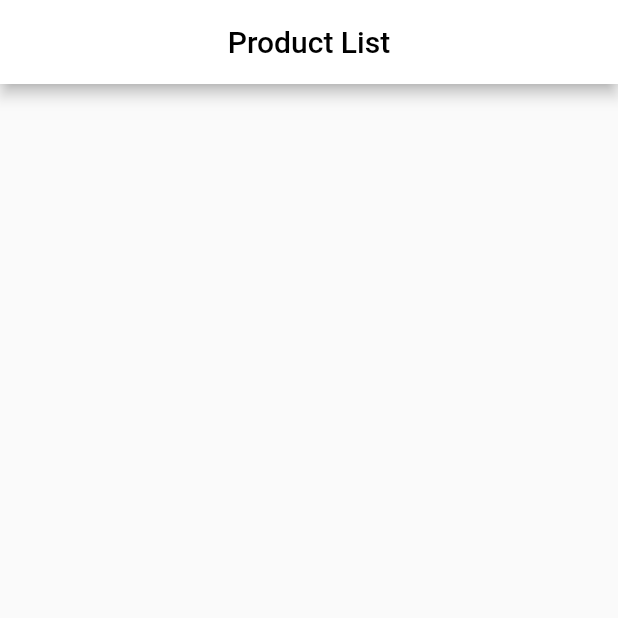
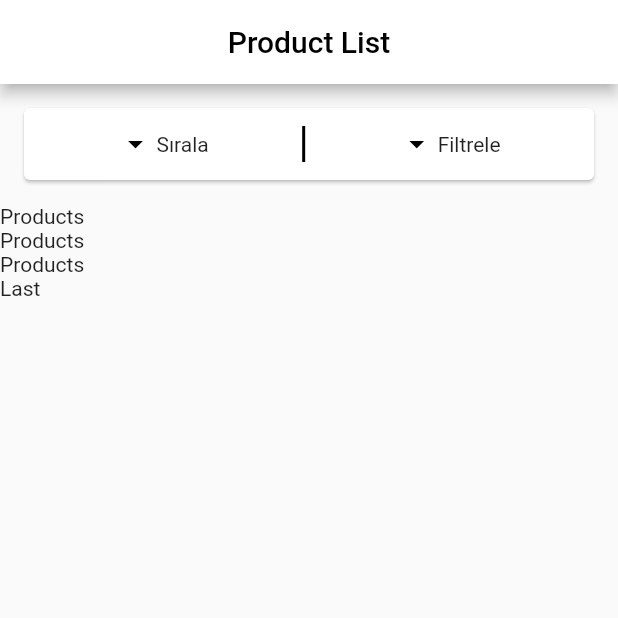
Before and after one commit to boranpek/flutter-training, a Flutter app: the screen it shows after launch, on a phone screen of 412 x 824 dp, the top half of it. Run offline on Flutter 3.47's test engine with Material 2 defaults, Android fonts, the phone set to English and light mode, and no system bars.

Commit message:
implement filter widget

```diff
--- a/ecommerce/lib/screens/productList.dart
+++ b/ecommerce/lib/screens/productList.dart
@@ -1,14 +1,75 @@
 import 'package:flutter/material.dart';
 
 class ProductList extends StatelessWidget {
+  BuildContext context;
   @override
   Widget build(BuildContext context) {
+    this.context = context;
     return Scaffold(
       appBar: AppBar(
         title: Text("Product List",style: TextStyle(color: Colors.black),),
         backgroundColor: Colors.white,
         centerTitle: true,
       ),
+      body: _buildProductListPage(),
+    );
+  }
+  _buildProductListPage() {
+    Size screenSize = MediaQuery.of(context).size;
+    return Container(
+      child: ListView.builder(
+        itemCount: 5,
+        itemBuilder: (context,index){
+          if(index == 0) {
+            return _buildFilterWidgets(screenSize);
+          }
+
+          else if (index == 4) {
+            return Text("Last");
+          }
+
+          else {
+            return Text("Products");
+          }
+
+        },
+      ),
+    );
+  }
+
+  _buildFilterWidgets(Size screenSize) {
+    return Container(
+      margin: EdgeInsets.all(12.0),
+      width: screenSize.width,
+      child: Card(
+        child: Container(
+          padding: EdgeInsets.symmetric(vertical: 12.0),
+          child: Row(
+            mainAxisAlignment: MainAxisAlignment.spaceEvenly,
+            children: <Widget>[
+              _buildFilterButton("Sırala"),
+              Container(
+                color: Colors.black,
+                width: 2.0,
+                height: 24.0,
+              ),
+              _buildFilterButton("Filtrele"),
+            ],
+          ),
+        ),
+      ),
+    );
+  }
+
+  _buildFilterButton(String title) {
+    return InkWell(
+      child: Row(
+        children: <Widget>[
+          Icon(Icons.arrow_drop_down, color: Colors.black,),
+          SizedBox(width: 2.0),
+          Text(title)
+        ],
+      ),
     );
   }
 }
```
